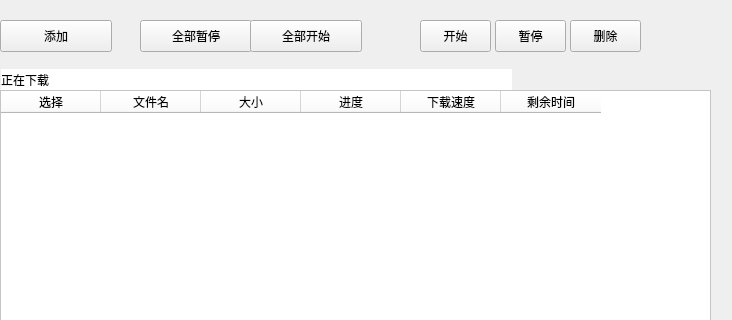
Old version of the form page_downloading.ui in the repository cloudfirst/bigFileTool; both pictures show x 0 to 732 and y 0 to 320 of the 732 by 521 pixel window.
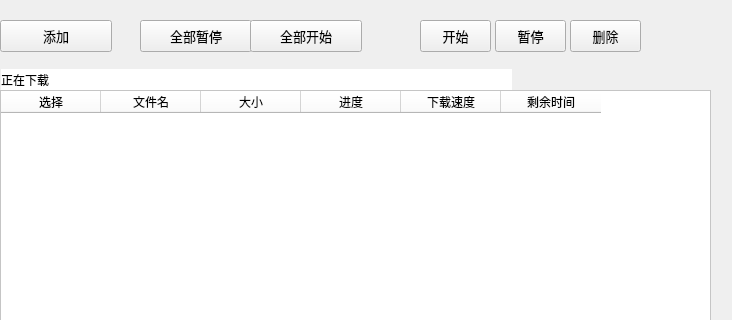
New version of the form.

Commit message: download task work together with UI for win10.

```diff
--- a/page_downloading.ui
+++ b/page_downloading.ui
@@ -107,6 +107,12 @@
      <height>32</height>
     </rect>
    </property>
+   <property name="font">
+    <font>
+     <family>Microsoft YaHei</family>
+     <pointsize>10</pointsize>
+    </font>
+   </property>
    <property name="text">
     <string>全部暂停</string>
    </property>
@@ -120,6 +126,12 @@
      <height>32</height>
     </rect>
    </property>
+   <property name="font">
+    <font>
+     <family>Microsoft YaHei</family>
+     <pointsize>10</pointsize>
+    </font>
+   </property>
    <property name="text">
     <string>全部开始</string>
    </property>
@@ -133,6 +145,12 @@
      <height>32</height>
     </rect>
    </property>
+   <property name="font">
+    <font>
+     <family>Microsoft YaHei</family>
+     <pointsize>10</pointsize>
+    </font>
+   </property>
    <property name="text">
     <string>删除</string>
    </property>
@@ -162,6 +180,12 @@
      <height>32</height>
     </rect>
    </property>
+   <property name="font">
+    <font>
+     <family>Microsoft YaHei</family>
+     <pointsize>10</pointsize>
+    </font>
+   </property>
    <property name="text">
     <string>添加</string>
    </property>
@@ -175,6 +199,12 @@
      <height>32</height>
     </rect>
    </property>
+   <property name="font">
+    <font>
+     <family>Microsoft YaHei</family>
+     <pointsize>10</pointsize>
+    </font>
+   </property>
    <property name="text">
     <string>开始</string>
    </property>
@@ -188,6 +218,12 @@
      <height>32</height>
     </rect>
    </property>
+   <property name="font">
+    <font>
+     <family>Microsoft YaHei</family>
+     <pointsize>10</pointsize>
+    </font>
+   </property>
    <property name="text">
     <string>暂停</string>
    </property>
```
Left out of the diff: 34 changed lines with no effect on the pictures. The commit also changes 6 other files.
